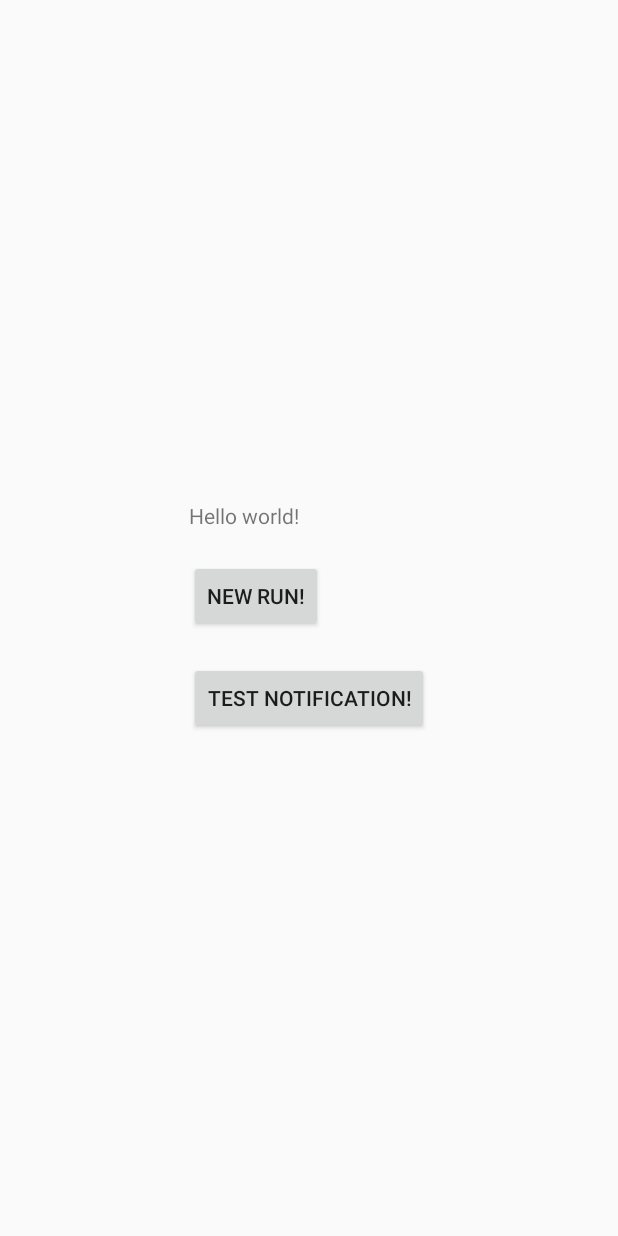
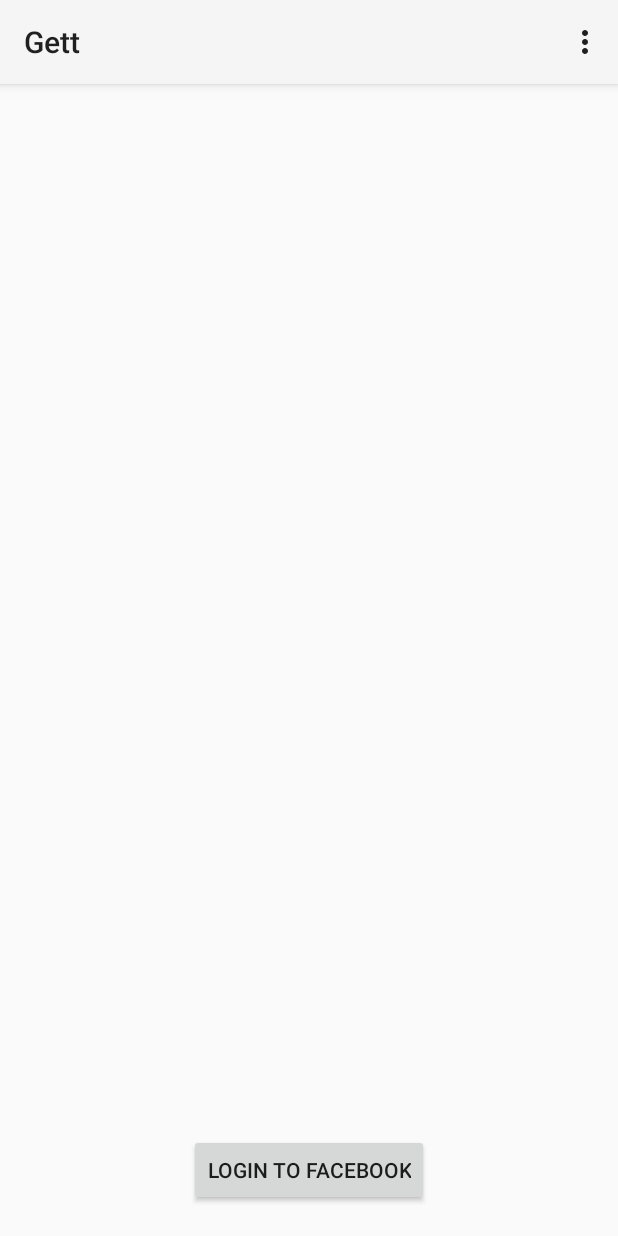
Before and after one commit to ShwetaRaje23/Dropbox-Hackathon, an Android app: the screen it shows after launch (MainActivity), on a phone screen of 412 x 824 dp. Run offline under Robolectric (Android 15) with nearby library versions, the phone set to English and light mode, and no system bars; libraries missing offline, so code that uses them is left out: com.facebook; 1 statement that could not run was skipped.

Commit message:
Add action bar, menu, basic main screen

```diff
--- a/gett-android/gett/app/src/main/res/layout/activity_main.xml
+++ b/gett-android/gett/app/src/main/res/layout/activity_main.xml
@@ -1,31 +1,16 @@
 <RelativeLayout
     xmlns:android="http://schemas.android.com/apk/res/android"
     android:layout_width="match_parent"
-    android:layout_height="match_parent"
-    android:gravity="center">
-
-    <TextView
-        android:id="@+id/hello_world"
-        android:layout_width="wrap_content"
-        android:layout_height="wrap_content"
-        android:text="Hello world!"/>
+    android:layout_height="match_parent">
 
     <Button
         android:id="@+id/new_run_button"
         android:layout_width="wrap_content"
         android:layout_height="wrap_content"
-        android:layout_marginTop="20dp"
-        android:layout_below="@id/hello_world"
-        android:text="New run!"
-        android:onClick="onNewRunButtonClick"/>
-
-    <Button
-        android:id="@+id/test_notification_button"
-        android:layout_width="wrap_content"
-        android:layout_height="wrap_content"
-        android:layout_marginTop="20dp"
-        android:layout_below="@id/new_run_button"
-        android:text="Test notification!"
-        android:onClick="onNotificationTestButton"/>
+        android:layout_alignParentBottom="true"
+        android:layout_marginBottom="20dp"
+        android:layout_centerHorizontal="true"
+        android:text="Login to Facebook"
+        android:onClick="onLoginButtonClick"/>
 
 </RelativeLayout>
--- /dev/null
+++ b/gett-android/gett/app/src/main/res/menu/menu.xml
@@ -0,0 +1,5 @@
+<?xml version="1.0" encoding="utf-8"?>
+<menu xmlns:android="http://schemas.android.com/apk/res/android">
+    <item android:id="@+id/about"
+          android:title="About"/>
+</menu>
--- a/gett-android/gett/app/src/main/res/values/styles.xml
+++ b/gett-android/gett/app/src/main/res/values/styles.xml
@@ -1,6 +1,6 @@
 <?xml version="1.0" encoding="utf-8"?>
 <resources>
-    <style name="AppTheme" parent="android:Theme.Material.Light.NoActionBar.TranslucentDecor">
+    <style name="AppTheme" parent="android:Theme.Material.Light">
 
     </style>
 </resources>
```
Also changed, not shown: gett-android/gett/app/src/main/java/summer/hackday/gett/MainActivity.java (+9 -18 lines).
